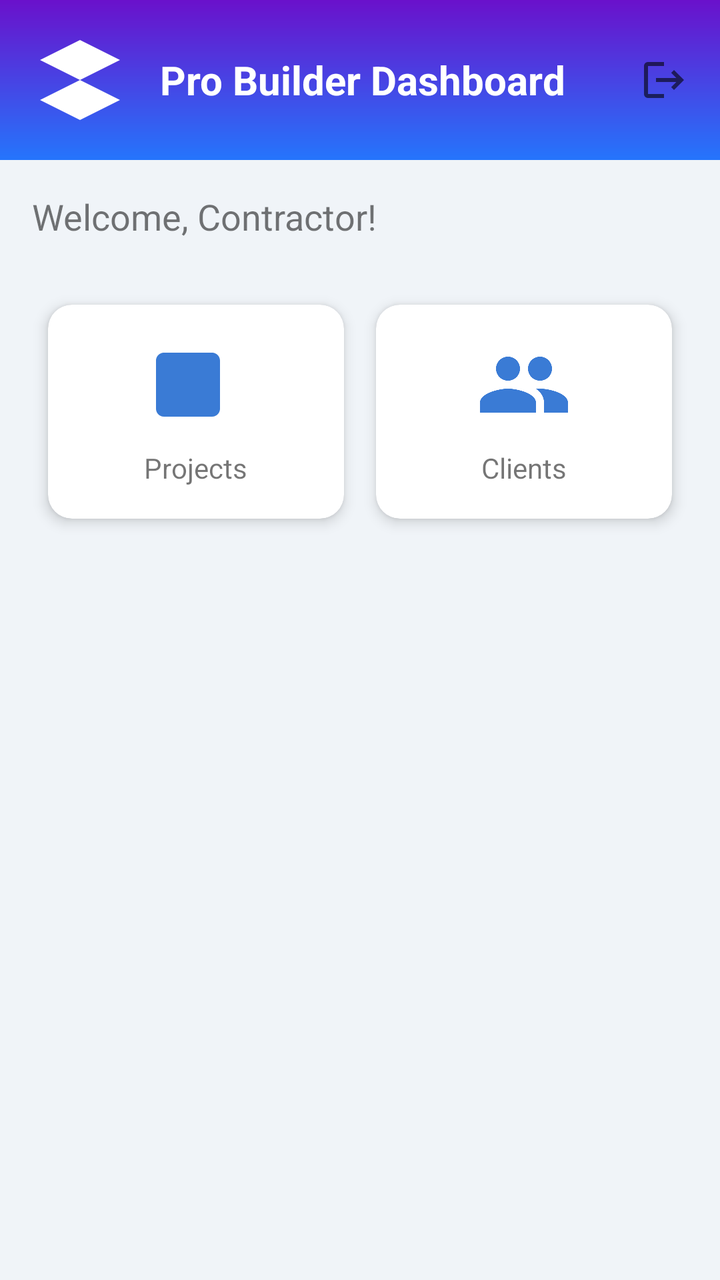
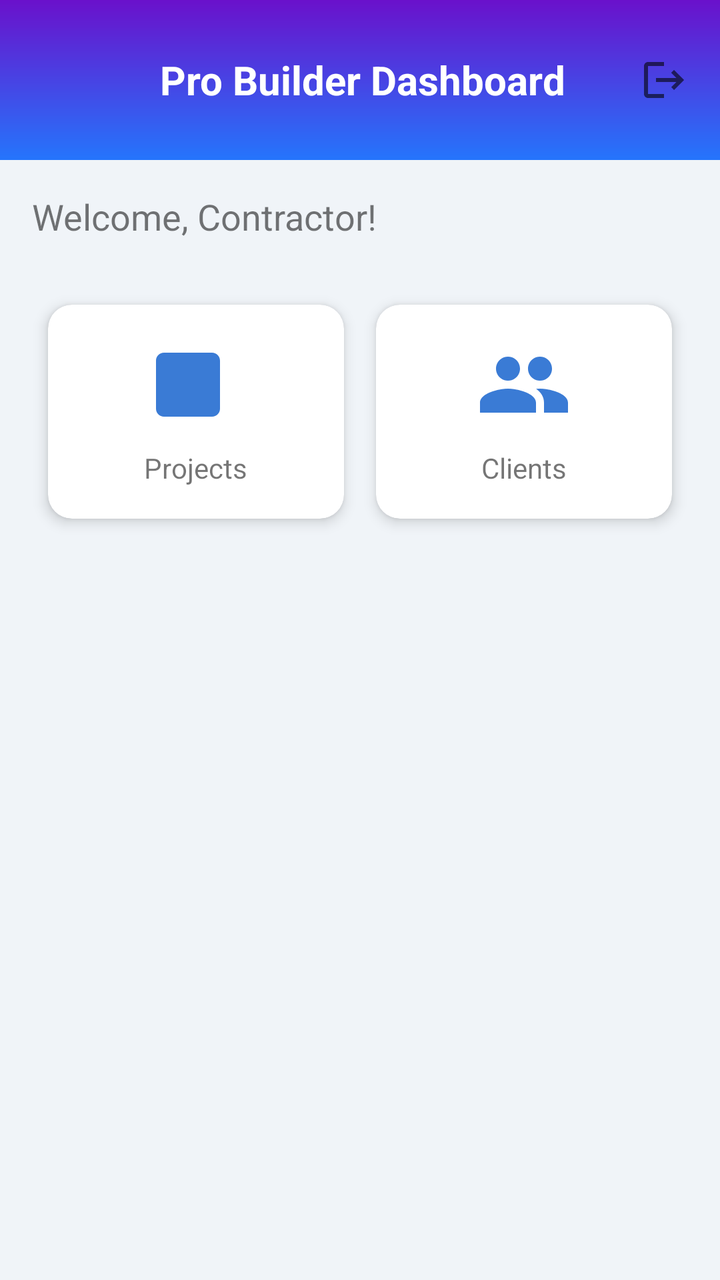

Before-and-after screenshots of an Android layout around one commit, followed by the original layout XML and the change that was made.
<!-- AndroidManifest.xml: application theme Theme.ProBuilder -->
<!-- res/layout/activity_main.xml -->
<?xml version="1.0" encoding="utf-8"?>
<RelativeLayout xmlns:android="http://schemas.android.com/apk/res/android"
    xmlns:app="http://schemas.android.com/apk/res-auto"
    android:layout_width="match_parent"
    android:layout_height="match_parent"
    android:background="#F0F4F8">

    
    <LinearLayout
        android:id="@+id/header"
        android:layout_width="match_parent"
        android:layout_height="wrap_content"
        android:background="@drawable/gradient_header_background"
        android:gravity="center_vertical"
        android:orientation="horizontal"
        android:padding="16dp">

        <ImageView
            android:layout_width="48dp"
            android:layout_height="48dp"
            android:layout_marginEnd="16dp"
            android:src="@drawable/ic_probuilder_logo" />

        <TextView
            android:layout_width="0dp"
            android:layout_height="wrap_content"
            android:layout_weight="1"
            android:text="Pro Builder Dashboard"
            android:textColor="@color/white"
            android:textSize="20sp"
            android:textStyle="bold" />

        <ImageView
            android:layout_width="24dp"
            android:layout_height="24dp"
            android:src="@drawable/ic_logout" />

    </LinearLayout>

    
    <ScrollView
        android:layout_width="match_parent"
        android:layout_height="wrap_content"
        android:layout_below="@id/header">

        <LinearLayout
            android:layout_width="match_parent"
            android:layout_height="wrap_content"
            android:orientation="vertical"
            android:padding="16dp">

            
            <TextView
                android:layout_width="wrap_content"
                android:layout_height="wrap_content"
                android:layout_marginBottom="24dp"
                android:text="Welcome, Contractor!"
                android:textSize="18sp" />

            
            <GridLayout
                android:layout_width="match_parent"
                android:layout_height="wrap_content"
                android:columnCount="2">

                
                <androidx.cardview.widget.CardView
                    android:layout_width="0dp"
                    android:layout_height="wrap_content"
                    android:layout_columnWeight="1"
                    android:layout_margin="8dp"
                    app:cardCornerRadius="12dp"
                    app:cardElevation="4dp">

                    <LinearLayout
                        android:layout_width="match_parent"
                        android:layout_height="wrap_content"
                        android:gravity="center"
                        android:orientation="vertical"
                        android:padding="16dp">

                        <ImageView
                            android:layout_width="48dp"
                            android:layout_height="48dp"
                            android:src="@drawable/ic_projects" />

                        <TextView
                            android:layout_width="wrap_content"
                            android:layout_height="wrap_content"
                            android:layout_marginTop="8dp"
                            android:text="Projects" />
                    </LinearLayout>
                </androidx.cardview.widget.CardView>

                
                <androidx.cardview.widget.CardView
                    android:layout_width="0dp"
                    android:layout_height="wrap_content"
                    android:layout_columnWeight="1"
                    android:layout_margin="8dp"
                    app:cardCornerRadius="12dp"
                    app:cardElevation="4dp">

                    <LinearLayout
                        android:layout_width="match_parent"
                        android:layout_height="wrap_content"
                        android:gravity="center"
                        android:orientation="vertical"
                        android:padding="16dp">

                        <ImageView
                            android:layout_width="48dp"
                            android:layout_height="48dp"
                            android:src="@drawable/ic_clients" />

                        <TextView
                            android:layout_width="wrap_content"
                            android:layout_height="wrap_content"
                            android:layout_marginTop="8dp"
                            android:text="Clients" />
                    </LinearLayout>
                </androidx.cardview.widget.CardView>

                

            </GridLayout>
        </LinearLayout>
    </ScrollView>
</RelativeLayout>
<!-- resources referenced by this layout -->
<resources>
  <color name="white">#FFFFFF</color>
  <!-- drawable gradient_header_background (drawable) -->
  <?xml version="1.0" encoding="utf-8"?>
  <shape xmlns:android="http://schemas.android.com/apk/res/android"
      android:shape="rectangle">
      <gradient
          android:angle="-45"
          android:startColor="#6a11cb"
          android:endColor="#2575fc"
          android:type="linear" />
  </shape>
  <!-- drawable ic_logout (drawable) -->
  <vector xmlns:android="http://schemas.android.com/apk/res/android"
      android:width="24dp"
      android:height="24dp"
      android:viewportWidth="24.0"
      android:viewportHeight="24.0"
      android:tint="?attr/colorControlNormal">
    <path
        android:fillColor="@android:color/white"
        android:pathData="M17,7l-1.41,1.41L18.17,11H8v2h10.17l-2.58,2.58L17,17l5,-5zM4,5h8V3H4c-1.1,0 -2,0.9 -2,2v14c0,1.1 0.9,2 2,2h8v-2H4V5z"/>
  </vector>
  <!-- drawable ic_probuilder_logo (drawable) -->
  <?xml version="1.0" encoding="utf-8"?>
  <vector xmlns:android="http://schemas.android.com/apk/res/android"
      android:width="24dp"
      android:height="24dp"
      android:viewportWidth="24"
      android:viewportHeight="24">
      <path
          android:fillColor="#FFFFFF"
          android:pathData="M12,2L2,7l10,5l10,-5L12,2zM2,17l10,5l10,-5l-10,-5L2,17zM12,14.47l-8,-4l8,4l8,-4l-8,4z" />
  </vector>
  <!-- drawable ic_projects (drawable) -->
  <?xml version="1.0" encoding="utf-8"?>
  <vector xmlns:android="http://schemas.android.com/apk/res/android"
      android:width="24dp"
      android:height="24dp"
      android:viewportWidth="24"
      android:viewportHeight="24">
      <path
          android:fillColor="#3A7BD5"
          android:pathData="M14,6l-3.75,5.25L14,11.25V6zM6,18h12V6H6v12zM4,4c-1.11,0 -2,0.9 -2,2v12c0,1.1 0.89,2 2,2h12c1.1,0 2,-0.9 2,-2V6c0,-1.1 -0.9,-2 -2,-2H4z" />
  </vector>
  <style name="Theme.ProBuilder" parent="Theme.MaterialComponents.Light.NoActionBar">
          
          <item name="colorPrimary">@color/colorPrimary</item>
          <item name="colorPrimaryVariant">@color/colorPrimaryDark</item>
          <item name="colorOnPrimary">@color/white</item>
          
          <item name="colorSecondary">@color/colorAccent</item>
          <item name="colorSecondaryVariant">@color/colorAccent</item>
          <item name="colorOnSecondary">@color/white</item>
          
          <item name="android:statusBarColor">?attr/colorPrimaryVariant</item>
      </style>
  <color name="colorPrimary">#6200EE</color>
  <color name="colorPrimaryDark">#3700B3</color>
  <color name="colorAccent">#03DAC5</color>
  <!-- unchanged entries left out for length: 1 -->
</resources>

<!-- the commit's change to res/layout/activity_main.xml (unified diff, before → after) -->
@@ -19,13 +19,14 @@
             android:layout_width="48dp"
             android:layout_height="48dp"
             android:layout_marginEnd="16dp"
-            android:src="@drawable/ic_probuilder_logo" />
+            android:contentDescription="@string/desc_app_logo"
+            android:src="@mipmap/ic_launcher" />
 
         <TextView
             android:layout_width="0dp"
             android:layout_height="wrap_content"
             android:layout_weight="1"
-            android:text="Pro Builder Dashboard"
+            android:text="@string/dashboard_probuilder"
             android:textColor="@color/white"
             android:textSize="20sp"
             android:textStyle="bold" />
@@ -33,6 +34,7 @@
         <ImageView
             android:layout_width="24dp"
             android:layout_height="24dp"
+            android:contentDescription="@string/desc_icon_logout"
             android:src="@drawable/ic_logout" />
 
     </LinearLayout>
@@ -54,7 +56,7 @@
                 android:layout_width="wrap_content"
                 android:layout_height="wrap_content"
                 android:layout_marginBottom="24dp"
-                android:text="Welcome, Contractor!"
+                android:text="@string/welcome_contractor"
                 android:textSize="18sp" />
 
             
@@ -82,13 +84,14 @@
                         <ImageView
                             android:layout_width="48dp"
                             android:layout_height="48dp"
-                            android:src="@drawable/ic_projects" />
+                            android:src="@drawable/ic_projects" 
+                            android:contentDescription="@string/desc_icon_projects"/>
 
                         <TextView
                             android:layout_width="wrap_content"
                             android:layout_height="wrap_content"
                             android:layout_marginTop="8dp"
-                            android:text="Projects" />
+                            android:text="@string/projects" />
                     </LinearLayout>
                 </androidx.cardview.widget.CardView>
 
@@ -111,13 +114,14 @@
                         <ImageView
                             android:layout_width="48dp"
                             android:layout_height="48dp"
-                            android:src="@drawable/ic_clients" />
+                            android:src="@drawable/ic_clients" 
+                            android:contentDescription="@string/desc_icon_clients"/>
 
                         <TextView
                             android:layout_width="wrap_content"
                             android:layout_height="wrap_content"
                             android:layout_marginTop="8dp"
-                            android:text="Clients" />
+                            android:text="@string/clients" />
                     </LinearLayout>
                 </androidx.cardview.widget.CardView>
 
<!-- resource entries referenced after the edit -->
@@ -22,17 +22,6 @@
         android:fillColor="@android:color/white"
         android:pathData="M17,7l-1.41,1.41L18.17,11H8v2h10.17l-2.58,2.58L17,17l5,-5zM4,5h8V3H4c-1.1,0 -2,0.9 -2,2v14c0,1.1 0.9,2 2,2h8v-2H4V5z"/>
   </vector>
-  <!-- drawable ic_probuilder_logo (drawable) -->
-  <?xml version="1.0" encoding="utf-8"?>
-  <vector xmlns:android="http://schemas.android.com/apk/res/android"
-      android:width="24dp"
-      android:height="24dp"
-      android:viewportWidth="24"
-      android:viewportHeight="24">
-      <path
-          android:fillColor="#FFFFFF"
-          android:pathData="M12,2L2,7l10,5l10,-5L12,2zM2,17l10,5l10,-5l-10,-5L2,17zM12,14.47l-8,-4l8,4l8,-4l-8,4z" />
-  </vector>
   <!-- drawable ic_projects (drawable) -->
   <?xml version="1.0" encoding="utf-8"?>
   <vector xmlns:android="http://schemas.android.com/apk/res/android"
@@ -44,6 +33,20 @@
           android:fillColor="#3A7BD5"
           android:pathData="M14,6l-3.75,5.25L14,11.25V6zM6,18h12V6H6v12zM4,4c-1.11,0 -2,0.9 -2,2v12c0,1.1 0.89,2 2,2h12c1.1,0 2,-0.9 2,-2V6c0,-1.1 -0.9,-2 -2,-2H4z" />
   </vector>
+  <!-- mipmap ic_launcher (mipmap-anydpi-v26) -->
+  <?xml version="1.0" encoding="utf-8"?>
+  <adaptive-icon xmlns:android="http://schemas.android.com/apk/res/android">
+      <background android:drawable="@drawable/ic_launcher_background"/>
+      <foreground android:drawable="@mipmap/ic_launcher_foreground"/>
+  </adaptive-icon>
+  <string name="clients">Clients</string>
+  <string name="dashboard_probuilder">Pro Builder Dashboard</string>
+  <string name="desc_app_logo">App Logo</string>
+  <string name="desc_icon_clients">Clients Icon</string>
+  <string name="desc_icon_logout">Logout Icon</string>
+  <string name="desc_icon_projects">Projects Icon</string>
+  <string name="projects">Projects</string>
+  <string name="welcome_contractor">Welcome, Contractor!</string>
   <style name="Theme.ProBuilder" parent="Theme.MaterialComponents.Light.NoActionBar">
           
           <item name="colorPrimary">@color/colorPrimary</item>
@@ -55,10 +58,18 @@
           <item name="colorOnSecondary">@color/white</item>
           
           <item name="android:statusBarColor">?attr/colorPrimaryVariant</item>
+          <item name="android:windowAnimationStyle">@style/WindowAnimationTransition</item>
       </style>
+  <!-- drawable ic_launcher_background: vector/xml drawable (drawable, 4866 chars, omitted) -->
   <color name="colorPrimary">#6200EE</color>
   <color name="colorPrimaryDark">#3700B3</color>
   <color name="colorAccent">#03DAC5</color>
+  <style name="WindowAnimationTransition">
+          <item name="android:activityOpenEnterAnimation">@anim/slide_in_right</item>
+          <item name="android:activityOpenExitAnimation">@anim/slide_out_left</item>
+          <item name="android:activityCloseEnterAnimation">@anim/slide_in_left</item>
+          <item name="android:activityCloseExitAnimation">@anim/slide_out_right</item>
+      </style>
   <!-- unchanged entries left out for length: 1 -->
 </resources>
 
